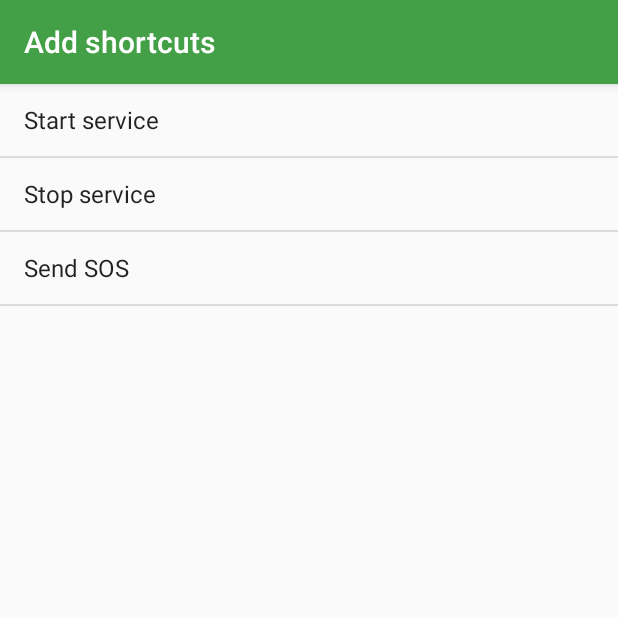
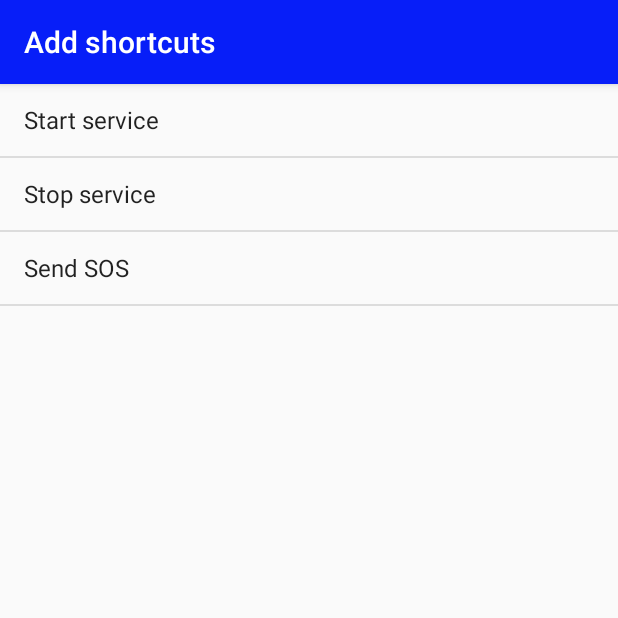
Before and after one commit to SeanLovesWorld/Traccar_android, an Android app: the ShortcutActivity screen opened directly, with no data from a screen before it, on a phone screen of 412 x 824 dp, the top half of it. Run offline under Robolectric (Android 15) with nearby library versions, the phone set to English and light mode, and no system bars.

Commit message:
drop-down&logo

```diff
--- a/traccar-client-android-master/app/src/main/res/mipmap-anydpi-v26/ic_launcher.xml
+++ b/traccar-client-android-master/app/src/main/res/mipmap-anydpi-v26/ic_launcher.xml
@@ -1,5 +1,5 @@
 <?xml version="1.0" encoding="utf-8"?>
 <adaptive-icon xmlns:android="http://schemas.android.com/apk/res/android">
-    <background android:drawable="@color/primary"/>
-    <foreground android:drawable="@mipmap/ic_launcher_foreground"/>
+    <background android:drawable="@color/light"/>
+    <foreground android:drawable="@drawable/ic_action_name"/>
 </adaptive-icon>
--- a/traccar-client-android-master/app/src/main/res/mipmap-anydpi-v26/ic_launcher_round.xml
+++ b/traccar-client-android-master/app/src/main/res/mipmap-anydpi-v26/ic_launcher_round.xml
@@ -1,5 +1,5 @@
 <?xml version="1.0" encoding="utf-8"?>
 <adaptive-icon xmlns:android="http://schemas.android.com/apk/res/android">
-    <background android:drawable="@color/primary"/>
-    <foreground android:drawable="@mipmap/ic_launcher_foreground"/>
+    <background android:drawable="@color/light"/>
+    <foreground android:drawable="@drawable/ic_action_name"/>
 </adaptive-icon>
--- a/traccar-client-android-master/app/src/main/res/values/colors.xml
+++ b/traccar-client-android-master/app/src/main/res/values/colors.xml
@@ -1,9 +1,9 @@
 <?xml version="1.0" encoding="utf-8"?>
 <resources>
 
-    <color name="primary">#43A047</color>
-    <color name="primary_dark">#2E7D32</color>
-    <color name="accent">#388E3C</color>
+    <color name="primary">#071EF8</color>
+    <color name="primary_dark">#000D85</color>
+    <color name="accent">#384AF6</color>
     <color name="light">#FFFFFF</color>
 
 </resources>
```
Also changed, not shown: traccar-client-android-master/app/src/main/res/xml/preferences.xml (+7 -11 lines), traccar-client-android-master/app/src/main/res/drawable-hdpi/ic_action_name.png (added), traccar-client-android-master/app/src/main/res/drawable-mdpi/ic_action_name.png (added), traccar-client-android-master/app/src/main/res/drawable-xhdpi/ic_action_name.png (added), traccar-client-android-master/app/src/main/res/drawable-xxhdpi/ic_action_name.png (added), traccar-client-android-master/app/src/main/res/drawable-xxxhdpi/ic_action_name.png (added).
